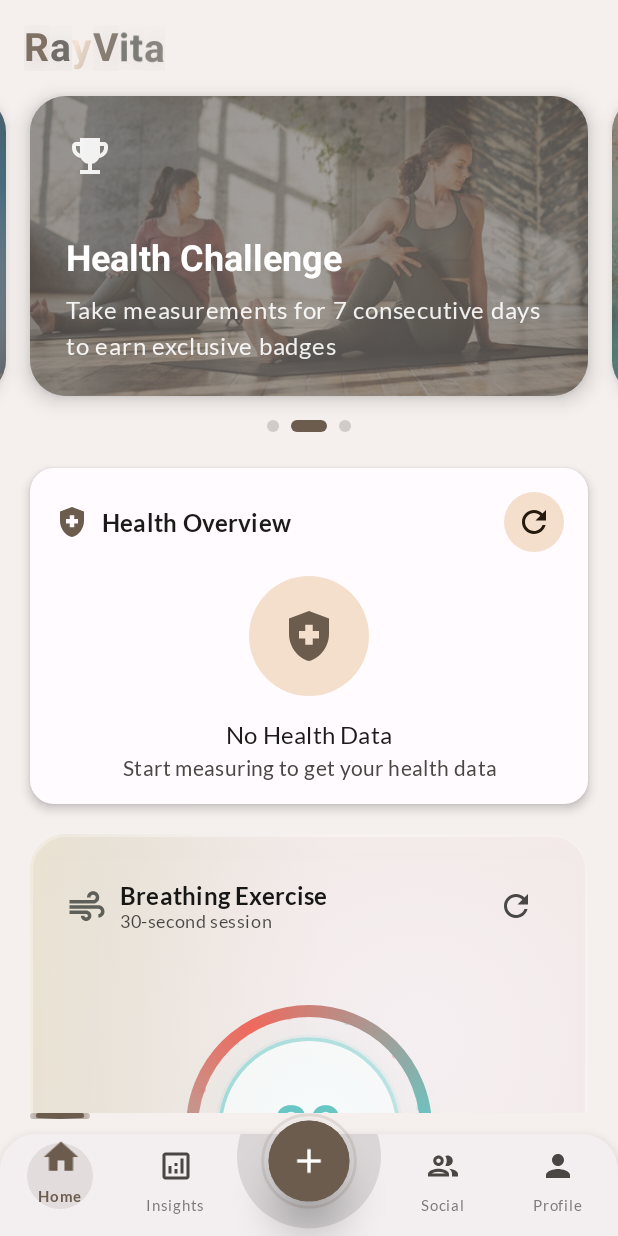
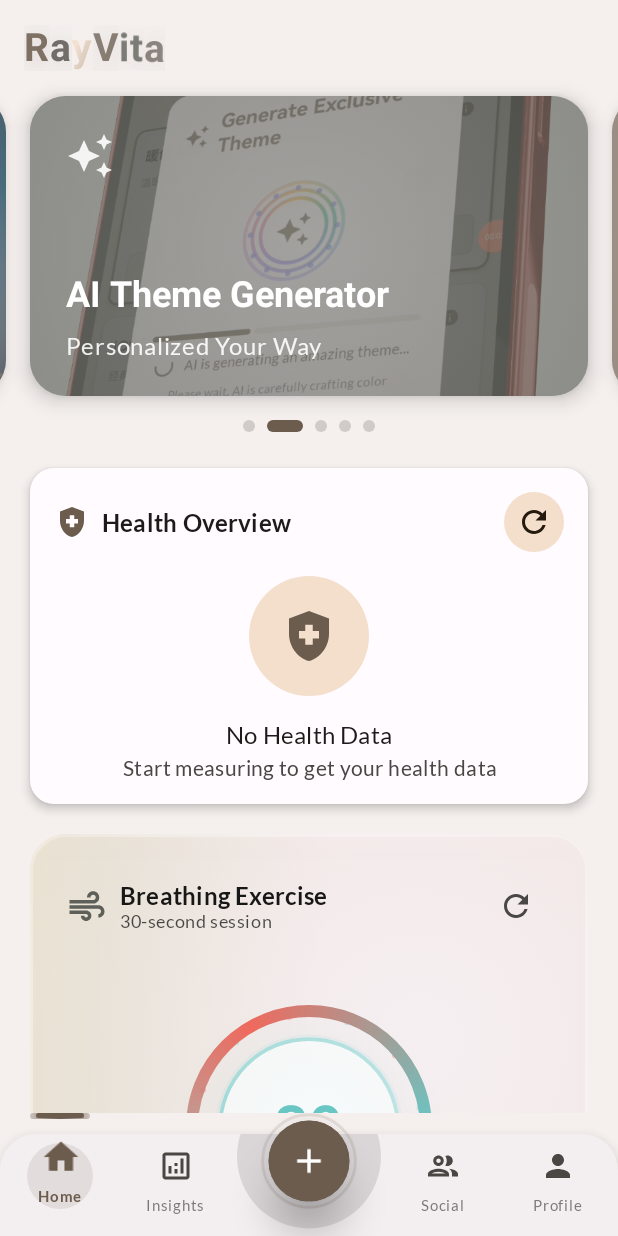
Before and after one commit to Nickory/RayVita, an Android app built with Jetpack Compose: the screen it shows after launch (MainActivity), on a phone screen of 412 x 824 dp. Run offline under Robolectric (Android 15) with nearby library versions, the phone set to English and light mode, and no system bars; our stand-ins replace Dagger/Hilt's generated code; pictures from the network do not load.

Commit message:
4.6 海报修改

```diff
--- a/app/src/main/java/com/codelab/basiclayouts/ui/screen/home/component/BannerComponents.kt
+++ b/app/src/main/java/com/codelab/basiclayouts/ui/screen/home/component/BannerComponents.kt
@@ -25,6 +25,7 @@ import androidx.compose.material.icons.filled.AutoAwesome
 import androidx.compose.material.icons.filled.EmojiEvents
 import androidx.compose.material.icons.filled.Favorite
 import androidx.compose.material.icons.filled.Info
+import androidx.compose.material.icons.filled.Web
 import androidx.compose.material3.Card
 import androidx.compose.material3.CardDefaults
 import androidx.compose.material3.Icon
@@ -161,6 +162,8 @@ fun EnhancedBannerCard(
                 "feature" -> colorScheme.tertiary
                 "activity" -> colorScheme.secondary
                 "recommendation" -> colorScheme.primary
+                "web" -> colorScheme.primary
+
                 else -> colorScheme.primaryContainer
             }
         ),
@@ -190,6 +193,8 @@ fun EnhancedBannerCard(
                     "banner_health.png" -> R.drawable.ab1_inversions
                     "banner_wellness.png" -> R.drawable.ab3_stretching
                     "banner_ai.png" -> R.drawable.fc3_stress_and_anxiety
+                    "theme.jpg"->R.drawable.theme
+                    "banner_synapse.png"->R.drawable.web
                     else -> banner.imageUrl // 支持远程 URL
                 },
                 contentDescription = banner.title,
@@ -213,6 +218,7 @@ fun EnhancedBannerCard(
                         "feature" -> Icons.Default.AutoAwesome
                         "activity" -> Icons.Default.EmojiEvents
                         "recommendation" -> Icons.Default.Favorite
+                        "web"-> Icons.Default.Web
                         else -> Icons.Default.Info
                     },
                     contentDescription = null,
--- a/app/src/main/java/com/codelab/basiclayouts/viewModel/home/HomeViewModel.kt
+++ b/app/src/main/java/com/codelab/basiclayouts/viewModel/home/HomeViewModel.kt
@@ -165,21 +165,40 @@ class HomeViewModel(private val context: Context) : ViewModel(), IHomeViewModel
             ),
             BannerItem(
                 id = "banner_2",
+                title = context.getString(R.string.home_banner_ai_theme_title),
+                subtitle = context.getString(R.string.home_banner_ai_theme_subtitle),
+                actionType = "feature",
+                actionData = "ai_theme_generator",
+                imageUrl = "theme.jpg"
+            ),
+            BannerItem(
+                id = "banner_3",
+                title = context.getString(R.string.home_banner_rayvita_synapse_title),
+                subtitle = context.getString(R.string.home_banner_rayvita_synapse_subtitle),
+                actionType = "web",
+                actionData = "rayvita_synapse",
+                imageUrl = "banner_synapse.png"
+            ),
+            BannerItem(
+                id = "banner_4",
                 title = context.getString(R.string.home_banner_health_challenge_title),
                 subtitle = context.getString(R.string.home_banner_health_challenge_subtitle),
                 actionType = "activity", // 保持不变 - 逻辑标识符
                 actionData = "weekly_challenge",
-                imageUrl ="banner_wellness.png"
+                imageUrl ="banner_wellnes s.png"
 
         ),
             BannerItem(
-                id = "banner_3",
+                id = "banner_5",
                 title = context.getString(R.string.home_banner_breathing_training_title),
                 subtitle = context.getString(R.string.home_banner_breathing_training_subtitle),
                 actionType = "recommendation", // 保持不变 - 逻辑标识符
                 actionData = "breathing_training",
                 imageUrl = "banner_ai.png"
-            )
+        )
+
+
+
         )
         _uiState.value = _uiState.value.copy(banners = banners)
     }
--- a/app/src/main/res/values/strings.xml
+++ b/app/src/main/res/values/strings.xml
@@ -1109,4 +1109,12 @@
     <string name="theme_explan_orange_meaning">Orange tones convey warmth and energy, enhancing users\' positive emotions</string>
     <string name="theme_explan_ios_meaning">Clean and fresh design language, focusing on functionality and usability</string>
     <string name="theme_explan_default_meaning">Carefully crafted color combinations ensuring visual harmony and usage comfort</string>
+
+    <!-- Banner 4: AI Theme Generator -->
+    <string name="home_banner_ai_theme_title">AI Theme Generator</string>
+    <string name="home_banner_ai_theme_subtitle">Personalized Your Way</string>
+
+    <!-- Banner 5: RayVita-Synapse -->
+    <string name="home_banner_rayvita_synapse_title">RayVita-Synapse</string>
+    <string name="home_banner_rayvita_synapse_subtitle">Cross-platform health data visualization hub</string>
 </resources>
```
Also changed, not shown: app/src/main/java/com/codelab/basiclayouts/ui/screen/physnet/RppgWaveform.kt (+11 -12 lines), app/src/main/res/drawable/theme.jpg (added), app/src/main/res/drawable/web.png (added), 1 other file.
